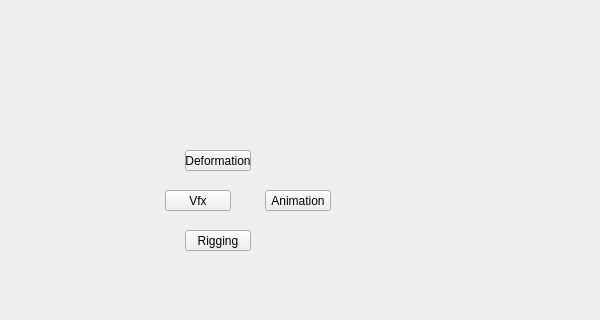
Qt form radial/ui/uiLevel_2/animation_submenu.ui (m3trik/radial) before a commit; both pictures show x 0 to 600 and y 100 to 420 of the 600 by 600 pixel window.
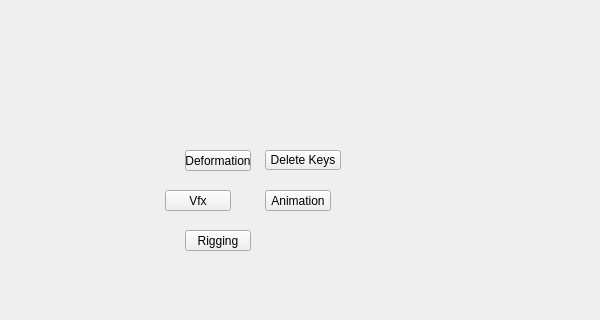
The same form after that commit.

Patch:
```diff
--- a/radial/ui/uiLevel_2/animation_submenu.ui
+++ b/radial/ui/uiLevel_2/animation_submenu.ui
@@ -171,6 +171,43 @@
      <string>Rigging</string>
     </property>
    </widget>
+   <widget class="QPushButton" name="b000">
+    <property name="enabled">
+     <bool>true</bool>
+    </property>
+    <property name="geometry">
+     <rect>
+      <x>265</x>
+      <y>250</y>
+      <width>76</width>
+      <height>20</height>
+     </rect>
+    </property>
+    <property name="minimumSize">
+     <size>
+      <width>0</width>
+      <height>20</height>
+     </size>
+    </property>
+    <property name="maximumSize">
+     <size>
+      <width>999</width>
+      <height>20</height>
+     </size>
+    </property>
+    <property name="toolTip">
+     <string>Delete keys for the currently selected object(s).</string>
+    </property>
+    <property name="text">
+     <string>Delete Keys</string>
+    </property>
+    <property name="iconSize">
+     <size>
+      <width>18</width>
+      <height>18</height>
+     </size>
+    </property>
+   </widget>
   </widget>
  </widget>
  <resources/>
```
